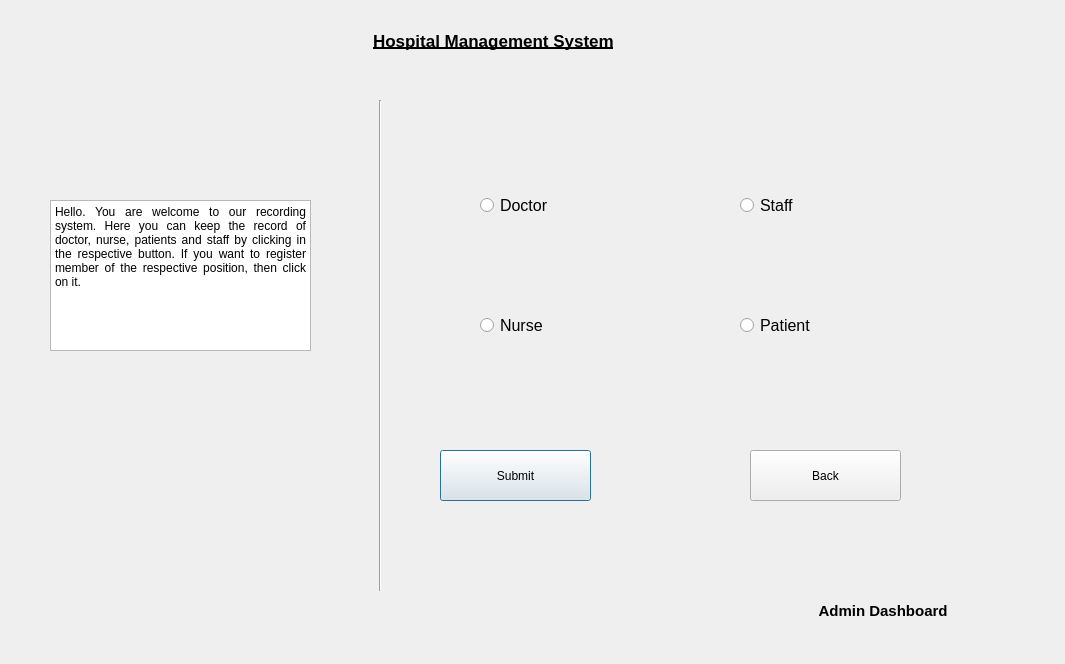
The window that Sqlite_DB/record.ui (AnishBharati/Qt-HMS) describes before a commit, drawn with Qt 5.
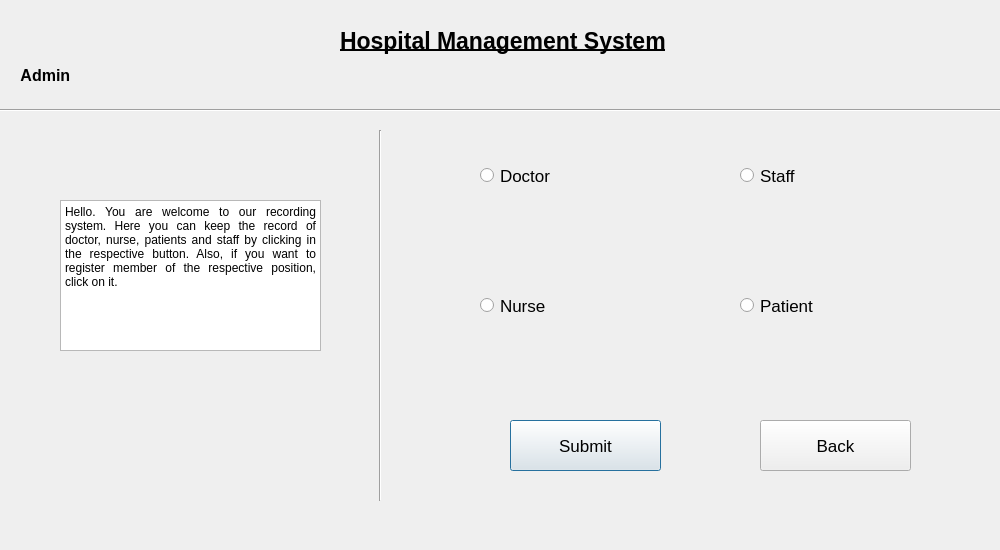
The same window after the commit. Icons and pictures are not drawn.

Patch:
```diff
--- a/Sqlite_DB/record.ui
+++ b/Sqlite_DB/record.ui
@@ -6,8 +6,8 @@
    <rect>
     <x>0</x>
     <y>0</y>
-    <width>1065</width>
-    <height>664</height>
+    <width>1000</width>
+    <height>550</height>
    </rect>
   </property>
   <property name="windowTitle">
@@ -17,14 +17,14 @@
    <property name="geometry">
     <rect>
      <x>740</x>
-     <y>290</y>
+     <y>270</y>
      <width>161</width>
      <height>71</height>
     </rect>
    </property>
    <property name="font">
     <font>
-     <pointsize>12</pointsize>
+     <pointsize>13</pointsize>
     </font>
    </property>
    <property name="text">
@@ -44,12 +44,17 @@
   <widget class="QPushButton" name="pushButton_1">
    <property name="geometry">
     <rect>
-     <x>440</x>
-     <y>450</y>
+     <x>510</x>
+     <y>420</y>
      <width>151</width>
      <height>51</height>
     </rect>
    </property>
+   <property name="font">
+    <font>
+     <pointsize>13</pointsize>
+    </font>
+   </property>
    <property name="text">
     <string>Submit</string>
    </property>
@@ -57,12 +62,17 @@
   <widget class="QPushButton" name="pushButton_2">
    <property name="geometry">
     <rect>
-     <x>750</x>
-     <y>450</y>
+     <x>760</x>
+     <y>420</y>
      <width>151</width>
      <height>51</height>
     </rect>
    </property>
+   <property name="font">
+    <font>
+     <pointsize>13</pointsize>
+    </font>
+   </property>
    <property name="text">
     <string>Back</string>
    </property>
@@ -70,15 +80,15 @@
   <widget class="QLabel" name="label_4">
    <property name="geometry">
     <rect>
-     <x>373</x>
-     <y>20</y>
-     <width>341</width>
-     <height>41</height>
+     <x>340</x>
+     <y>10</y>
+     <width>411</width>
+     <height>61</height>
     </rect>
    </property>
    <property name="font">
     <font>
-     <pointsize>13</pointsize>
+     <pointsize>17</pointsize>
      <bold>true</bold>
      <underline>true</underline>
     </font>
@@ -91,14 +101,14 @@
    <property name="geometry">
     <rect>
      <x>480</x>
-     <y>170</y>
+     <y>140</y>
      <width>161</width>
      <height>71</height>
     </rect>
    </property>
    <property name="font">
     <font>
-     <pointsize>12</pointsize>
+     <pointsize>13</pointsize>
     </font>
    </property>
    <property name="text">
@@ -119,14 +129,14 @@
    <property name="geometry">
     <rect>
      <x>480</x>
-     <y>290</y>
+     <y>270</y>
      <width>161</width>
      <height>71</height>
     </rect>
    </property>
    <property name="font">
     <font>
-     <pointsize>12</pointsize>
+     <pointsize>13</pointsize>
     </font>
    </property>
    <property name="text">
@@ -147,14 +157,14 @@
    <property name="geometry">
     <rect>
      <x>740</x>
-     <y>170</y>
+     <y>140</y>
      <width>161</width>
      <height>71</height>
     </rect>
    </property>
    <property name="font">
     <font>
-     <pointsize>12</pointsize>
+     <pointsize>13</pointsize>
     </font>
    </property>
    <property name="text">
@@ -175,9 +185,9 @@
    <property name="geometry">
     <rect>
      <x>370</x>
-     <y>100</y>
+     <y>130</y>
      <width>20</width>
-     <height>491</height>
+     <height>371</height>
     </rect>
    </property>
    <property name="orientation">
@@ -187,7 +197,7 @@
   <widget class="QTextBrowser" name="textBrowser">
    <property name="geometry">
     <rect>
-     <x>50</x>
+     <x>60</x>
      <y>200</y>
      <width>261</width>
      <height>151</height>
@@ -204,26 +214,39 @@
 p, li { white-space: pre-wrap; }
 hr { height: 1px; border-width: 0; }
 &lt;/style&gt;&lt;/head&gt;&lt;body style=&quot; font-family:'Segoe UI'; font-size:11pt; font-weight:400; font-style:normal;&quot;&gt;
-&lt;p align=&quot;justify&quot; style=&quot; margin-top:0px; margin-bottom:0px; margin-left:0px; margin-right:0px; -qt-block-indent:0; text-indent:0px;&quot;&gt;&lt;span style=&quot; font-size:9pt;&quot;&gt;Hello. You are welcome to our recording system. Here you can keep the record of doctor, nurse, patients and staff by clicking in the respective button. If you want to register member of the respective position, then click on it.&lt;/span&gt;&lt;/p&gt;&lt;/body&gt;&lt;/html&gt;</string>
+&lt;p align=&quot;justify&quot; style=&quot; margin-top:0px; margin-bottom:0px; margin-left:0px; margin-right:0px; -qt-block-indent:0; text-indent:0px;&quot;&gt;&lt;span style=&quot; font-size:9pt;&quot;&gt;Hello. You are welcome to our recording system. Here you can keep the record of doctor, nurse, patients and staff by clicking in the respective button. Also, if you want to register member of the respective position, click on it.&lt;/span&gt;&lt;/p&gt;&lt;/body&gt;&lt;/html&gt;</string>
    </property>
   </widget>
   <widget class="QLabel" name="label_2">
    <property name="geometry">
     <rect>
-     <x>790</x>
-     <y>600</y>
-     <width>201</width>
-     <height>21</height>
+     <x>-10</x>
+     <y>50</y>
+     <width>241</width>
+     <height>51</height>
     </rect>
    </property>
    <property name="font">
     <font>
-     <pointsize>11</pointsize>
+     <pointsize>12</pointsize>
      <bold>true</bold>
     </font>
    </property>
    <property name="text">
-    <string>       Admin Dashboard</string>
+    <string>       Admin </string>
+   </property>
+  </widget>
+  <widget class="Line" name="line_2">
+   <property name="geometry">
+    <rect>
+     <x>0</x>
+     <y>100</y>
+     <width>1011</width>
+     <height>20</height>
+    </rect>
+   </property>
+   <property name="orientation">
+    <enum>Qt::Horizontal</enum>
    </property>
   </widget>
  </widget>
```
Left out of the diff: 4 changed lines with no effect on the pictures.
